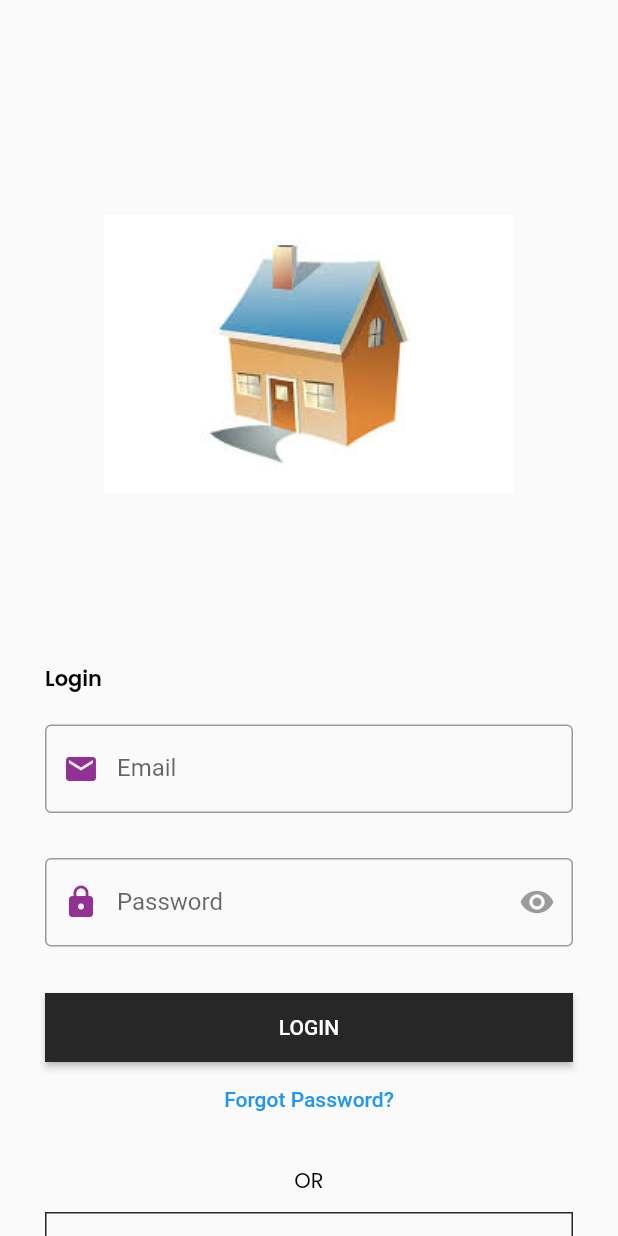
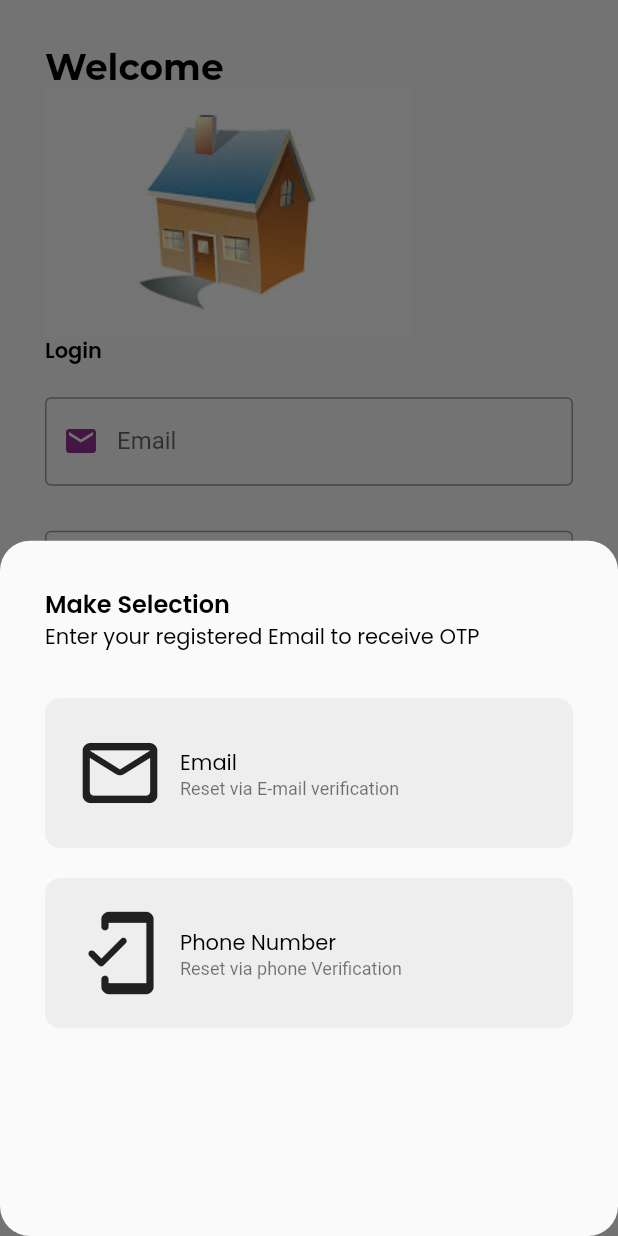
Before and after one commit to bse23-4/nyumbayo_app, a Flutter app: the Login screen opened directly, after a tap on "Forgot Password?", on a phone screen of 412 x 824 dp. Run offline on Flutter 3.47's test engine with Material 2 defaults, Android fonts, the phone set to English and light mode, and no system bars; our stand-ins replace get, google_fonts, liquid_swipe, smooth_page_indicator.

Commit message:
Forgot password

```diff
--- a/lib/constants/text_strings.dart
+++ b/lib/constants/text_strings.dart
@@ -34,7 +34,20 @@ const String tForgotPassword = "Forgot Password?";
 const String tSignUpTitle = "Nyumba Yo";
 const String tSignSubTitle = "Sign up";
 const String tFullName ="Full Name";
-const String tContact ="Contact";
+const String tContact ="Phone Number";
 const String tAddress ="Address";
 const String tConfirmPassword = "Confirm Password";
 const String tSignupSubTitle = "Create your profile to start your journey";
+
+//Forgot Password Text
+const String tForgotPasswordTitle = "Make Selection";
+const String tForgotPasswordSubTitle = "select one of the options given below to reset password";
+const String tResetViaEmail = "Reset via E-mail verification";
+const String tResetViaPhone = "Reset via phone Verification";
+const String tNext = "Next";
+
+//forgot password via phone-text
+const String tForgotPhoneSubTitle = "Enter your registered phone number to receive OTP";
+
+//forgot password via email-text
+const String tForgotEmailSubTitle = "Enter your registered Email to receive OTP";
--- a/lib/customWidgets/form/form_header_widget.dart
+++ b/lib/customWidgets/form/form_header_widget.dart
@@ -4,21 +4,33 @@
   class FormHeaderWidget extends StatelessWidget {
   const FormHeaderWidget({
     super.key,
+    this.imageColor,
+    this.heightBetween,
+    this. imageHeight = 0.2,
+    this.crossAxisAlignment = CrossAxisAlignment.start,
+    this.textAlign,
     required this.image,
     required this.subTitle,
     required this.title,
   });
 
   final String image, title, subTitle;
+  final Color? imageColor;
+  final double imageHeight;
+  final double? heightBetween;
+  final CrossAxisAlignment crossAxisAlignment;
+  final TextAlign? textAlign;
 
   @override
   Widget build(BuildContext context) {
+    final size = MediaQuery.of(context).size;
     return Column(
-      crossAxisAlignment: CrossAxisAlignment.start,
+      crossAxisAlignment: crossAxisAlignment,
       children: [
         Text(title, style: Theme.of(context).textTheme.displayMedium),
-        Image(image: AssetImage(image), ),
-        Text(subTitle, style: Theme.of(context).textTheme.titleLarge),
+        Image(image: AssetImage(image), color: imageColor,height: size.height*imageHeight),
+        Text(subTitle, textAlign:textAlign, style: Theme.of(context).textTheme.titleLarge),
+        SizedBox(height: heightBetween,),
       ],
     );
   }
--- a/lib/main.dart
+++ b/lib/main.dart
@@ -23,6 +23,8 @@ class  MyApp  extends StatelessWidget {
       debugShowCheckedModeBanner: false,
       //theme: ThemeData(brightness: Brightness.light, primarySwatch: Colors.deepPurple),
       //darkTheme: ThemeData(brightness: Brightness.dark),
+      defaultTransition: Transition.leftToRightWithFade,
+      transitionDuration: const Duration(milliseconds: 500),
       themeMode: ThemeMode.light,
       home:  SplashScreen(),
     );
--- /dev/null
+++ b/lib/views/Auth/forgot_password/forget_password_model_bottom_sheet.dart
@@ -0,0 +1,45 @@
+  import 'package:flutter/material.dart';
+import 'package:get/get.dart';
+import 'package:get/get_core/get_core.dart';
+
+import '../../../constants/sizes.dart';
+import '../../../constants/text_strings.dart';
+import 'forgot_password_btn_widget.dart';
+import 'forgot_password_mail.dart';
+
+class ForgetPasswordScreen{
+    static Future<dynamic> buildShowModalBottomSheet(BuildContext context) {
+    return showModalBottomSheet(
+                context: context,
+                shape: RoundedRectangleBorder(borderRadius: BorderRadius.circular(20.0)),
+                builder: (context)=> Container(
+                  padding: const EdgeInsets.all(tDefaultSize),
+                  child: Column(
+                    crossAxisAlignment: CrossAxisAlignment.start,
+                    children: [
+                      Text(tForgotPasswordTitle, style: Theme.of(context).textTheme.headlineMedium,),
+                      Text(tForgotEmailSubTitle, style: Theme.of(context).textTheme.bodyMedium,),
+                      const SizedBox(height: 30.0),
+                      ForgotPasswordBtnWidget(
+                        btnIcon: Icons.mail_outline_rounded,
+                        title: tEmail,
+                        subtitle: tResetViaEmail,
+                        onTap: (){
+                          Navigator.pop(context);
+                          Get.to(()=>const ForgotPasswordMailScreen ());
+                        },
+                      ),
+                       const SizedBox(height: 20.0,),
+                       ForgotPasswordBtnWidget(
+                        btnIcon: Icons.mobile_friendly_rounded,
+                        title: tContact,
+                        subtitle: tResetViaPhone,
+                        onTap: (){},
+                      ),
+                      const SizedBox(height: 20.0,),
+                    ],
+                  ),
+                ),
+              );
+  }
+}
--- /dev/null
+++ b/lib/views/Auth/forgot_password/forgot_password_btn_widget.dart
@@ -0,0 +1,43 @@
+import 'package:flutter/material.dart';
+import '../../../constants/sizes.dart';
+import '../../../constants/text_strings.dart';
+
+class ForgotPasswordBtnWidget extends StatelessWidget {
+  const ForgotPasswordBtnWidget({
+    required this.btnIcon,
+    required this.title,
+    required this.subtitle,
+    required this.onTap,
+    super.key,
+  });
+  final IconData btnIcon;
+  final String title, subtitle;
+  final VoidCallback onTap;
+
+  @override
+  Widget build(BuildContext context) {
+    return GestureDetector(
+      onTap: onTap,
+      child: Container(
+        padding: const EdgeInsets.all(20.0),
+        decoration: BoxDecoration(
+          borderRadius: BorderRadius.circular(10.0),
+          color: Colors.grey.shade200,
+        ),
+        child: Row(
+          children:  [
+            Icon(btnIcon, size: 60.0,),
+            const SizedBox(width: 10.0,),
+            Column(
+              crossAxisAlignment: CrossAxisAlignment.start,
+              children: [
+                Text(title, style: Theme.of(context).textTheme.bodyMedium,),
+                Text(subtitle, style: Theme.of(context).textTheme.bodySmall,),
+              ],
+            ),
+          ],
+        ),
+      ),
+    );
+  }
+}
--- a/lib/views/Auth/login/login.dart
+++ b/lib/views/Auth/login/login.dart
@@ -1,5 +1,8 @@
   import 'package:flutter/material.dart';
+import 'package:nyumbayo_app/constants/image.dart';
 import 'package:nyumbayo_app/constants/sizes.dart';
+import 'package:nyumbayo_app/customWidgets/form/form_header_widget.dart';
+import '../../../constants/text_strings.dart';
 import 'login_footer_widget.dart';
 import 'login_form_widget.dart';
 import 'login_header_widget.dart';
@@ -17,10 +20,15 @@ class Login extends StatelessWidget{
               padding: const EdgeInsets.all(tDefaultSize),
               child: Column(
                 crossAxisAlignment: CrossAxisAlignment.start,
-                children: [
-                  LoginHeaderWidget(size: size),
-                  const LoginForm(),
-                  const LoginFooterWidget(),
+                children: const [
+                  //LoginHeaderWidget(size: size),
+                  FormHeaderWidget(
+                    image: tWelcomeScreenImage,
+                    title: tLoginTitle ,
+                    subTitle: tLoginSubTitle,
+                  ),
+                  LoginForm(),
+                  LoginFooterWidget(),
                 ],
               ),
 
--- a/lib/views/Auth/login/login_form_widget.dart
+++ b/lib/views/Auth/login/login_form_widget.dart
@@ -1,6 +1,8 @@
   import 'package:flutter/material.dart';
+import 'package:nyumbayo_app/views/Auth/forgot_password/forget_password_model_bottom_sheet.dart';
 import '../../../constants/sizes.dart';
 import '../../../constants/text_strings.dart';
+import '../forgot_password/forgot_password_btn_widget.dart';
 
 class LoginForm extends StatelessWidget {
   const LoginForm({
@@ -43,9 +45,11 @@ class LoginForm extends StatelessWidget {
             ),
            ),
            Align(
-            alignment: Alignment.center,
+            alignment: Alignment.centerRight,
             child: TextButton(
-              onPressed: (){},
+              onPressed: (){
+                ForgetPasswordScreen.buildShowModalBottomSheet(context);
+              },
             child: const Text(tForgotPassword ),
             ),
            ),
@@ -54,4 +58,6 @@ class LoginForm extends StatelessWidget {
       ),
     );
   }
+
+
 }
--- a/lib/views/Auth/splash_screen.dart
+++ b/lib/views/Auth/splash_screen.dart
@@ -37,7 +37,7 @@ class SplashScreen extends StatelessWidget {
               opacity: splashController.animate.value ? 1: 0,
               duration: const Duration(milliseconds: 1000),
              child: Column(
-              crossAxisAlignment: CrossAxisAlignment.start,
+              crossAxisAlignment: CrossAxisAlignment.center,
               children: [
                 Text(tWelcomeTitle, style:Theme.of(context).textTheme.headlineMedium),
                 Text(tWelcomeSubTitle, style:Theme.of(context).textTheme.titleLarge)
```
Also changed, not shown: lib/constants/image.dart (+6 -4 lines), lib/views/Auth/forgot_password/forgot_password_mail.dart (added, +56 -0 lines), pubspec.yaml (+7 -6 lines), assets/images/forgotPassword.jpeg (added).
